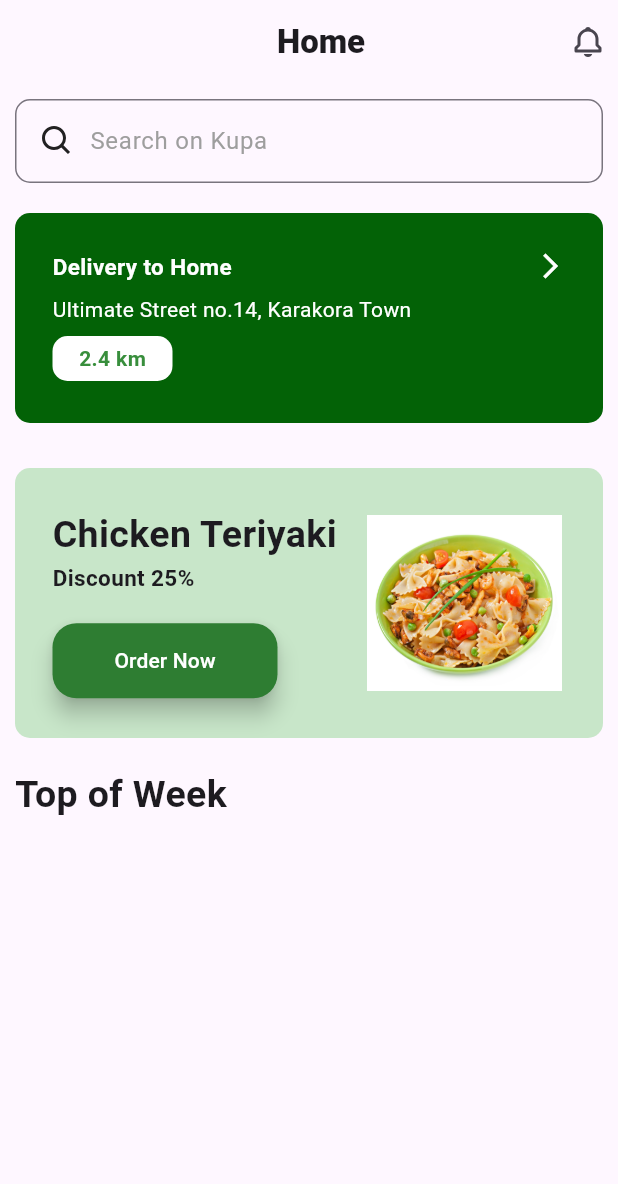
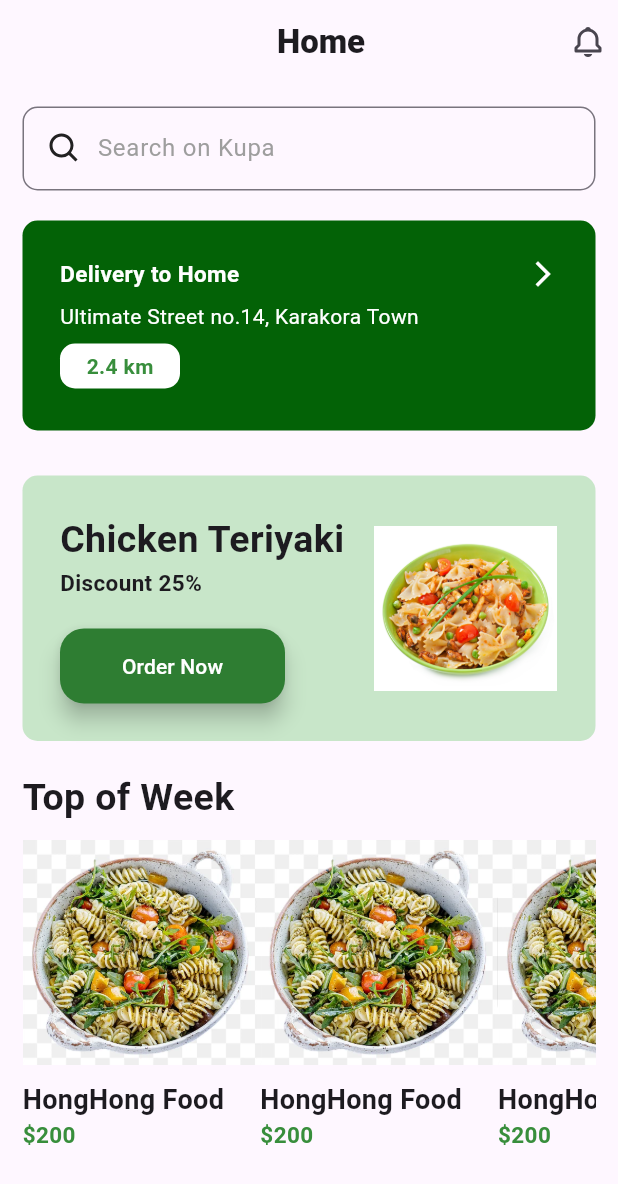
Before and after one commit to projecthanif/kupa_app_flutter, a Flutter app: the HomePage screen opened directly, on a phone screen of 412 x 824 dp. Shown: the top 1184 px of the screen. Run offline on Flutter 3.47's test engine with Material 3 defaults, Android fonts, the phone set to English and light mode, and no system bars; our stand-ins replace flutter_boxicons, flutter_otp_text_field.

Commit message:
got a problem don't know maybe mainAxisAlignment would work on it

```diff
--- a/lib/pages/home_page.dart
+++ b/lib/pages/home_page.dart
@@ -26,7 +26,7 @@ class HomePage extends StatelessWidget {
       ),
       body: SingleChildScrollView(
         child: Padding(
-          padding: const EdgeInsets.all(10.0),
+          padding: const EdgeInsets.all(15.0),
           child: Column(
             crossAxisAlignment: CrossAxisAlignment.start,
             children: [
@@ -159,8 +159,7 @@ class HomePage extends StatelessWidget {
                         padding: EdgeInsets.fromLTRB(20, 0, 0, 0),
                         child: Image.asset(
                           'images/pasta.jpg',
-                          width: 130.0,
-                          height: 130,
+                          height: 110,
                         ),
                       )
                     ],
@@ -175,10 +174,108 @@ class HomePage extends StatelessWidget {
                   fontSize: 25,
                 ),
               ),
-              SizedBox(height: 20),
-              // ListView(
-              //   children: [],
-              // ),
+              SizedBox(height: 10),
+              SizedBox(
+                height: 210,
+                child: ListView(
+                  scrollDirection: Axis.horizontal,
+                  children: [
+                    Column(
+                      crossAxisAlignment: CrossAxisAlignment.start,
+                      children: [
+                        Container(
+                          decoration: BoxDecoration(
+                            color: Colors.grey,
+                            borderRadius: BorderRadius.circular(40),
+                          ),
+                          child: Image.asset(
+                            'images/pic3.png',
+                            height: 150,
+                          ),
+                        ),
+                        SizedBox(height: 10.0),
+                        Text(
+                          "HongHong Food",
+                          style: TextStyle(
+                            fontWeight: FontWeight.bold,
+                            fontSize: 18,
+                          ),
+                        ),
+                        Text(
+                          "\$200",
+                          style: TextStyle(
+                            color: Colors.green[700],
+                            fontSize: 15,
+                            fontWeight: FontWeight.bold,
+                          ),
+                        ),
+                      ],
+                    ),
+                    Column(
+                      crossAxisAlignment: CrossAxisAlignment.start,
+                      children: [
+                        Container(
+                          decoration: BoxDecoration(
+                            color: Colors.grey,
+                            borderRadius: BorderRadius.circular(40),
+                          ),
+                          child: Image.asset(
+                            'images/pic3.png',
+                            height: 150,
+                          ),
+                        ),
+                        SizedBox(height: 10.0),
+                        Text(
+                          "HongHong Food",
+                          style: TextStyle(
+                            fontWeight: FontWeight.bold,
+                            fontSize: 18,
+                          ),
+                        ),
+                        Text(
+                          "\$200",
+                          style: TextStyle(
+                            color: Colors.green[700],
+                            fontSize: 15,
+                            fontWeight: FontWeight.bold,
+                          ),
+                        ),
+                      ],
+                    ),
+                    Column(
+                      crossAxisAlignment: CrossAxisAlignment.start,
+                      children: [
+                        Container(
+                          decoration: BoxDecoration(
+                            color: Colors.grey,
+                            borderRadius: BorderRadius.circular(40),
+                          ),
+                          child: Image.asset(
+                            'images/pic3.png',
+                            height: 150,
+                          ),
+                        ),
+                        SizedBox(height: 10.0),
+                        Text(
+                          "HongHong Food",
+                          style: TextStyle(
+                            fontWeight: FontWeight.bold,
+                            fontSize: 18,
+                          ),
+                        ),
+                        Text(
+                          "\$200",
+                          style: TextStyle(
+                            color: Colors.green[700],
+                            fontSize: 15,
+                            fontWeight: FontWeight.bold,
+                          ),
+                        ),
+                      ],
+                    ),
+                  ],
+                ),
+              ),
             ],
           ),
         ),
--- a/lib/pages/pages.dart
+++ b/lib/pages/pages.dart
@@ -36,6 +36,7 @@ class _MainPageState extends State<MainPage> {
         items: [
           BottomNavigationBarItem(
             icon: Icon(Icons.home_filled),
+            // icon: Icon(Boxicons.bx_home_alt),
             label: "Home",
           ),
           BottomNavigationBarItem(
--- a/lib/splash/congrat_page.dart
+++ b/lib/splash/congrat_page.dart
@@ -1,7 +1,6 @@
 // ignore_for_file: prefer_const_constructors, prefer_const_literals_to_create_immutables
 
 import 'package:flutter/material.dart';
-import 'package:kupa_app/pages/home_page.dart';
 import 'package:kupa_app/pages/pages.dart';
 
 class CongratPage extends StatelessWidget {
```
Also changed, not shown: images/pic.png (added), images/pic2.png (added), images/pic3.png (added), images/street-food.png (added).
